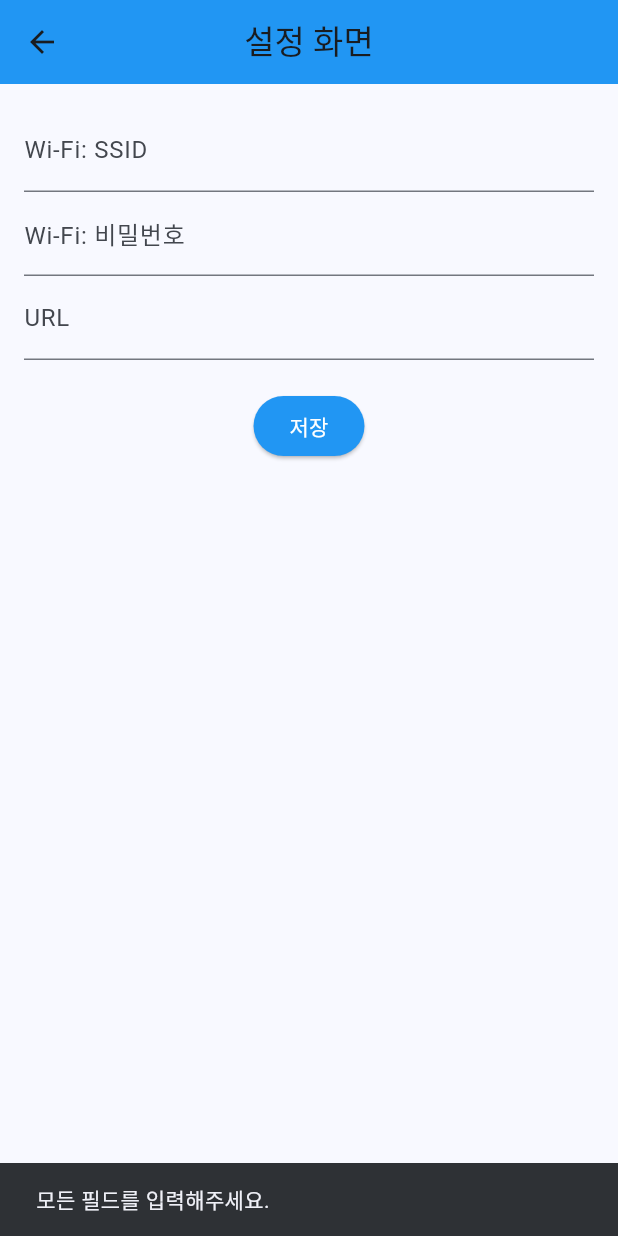
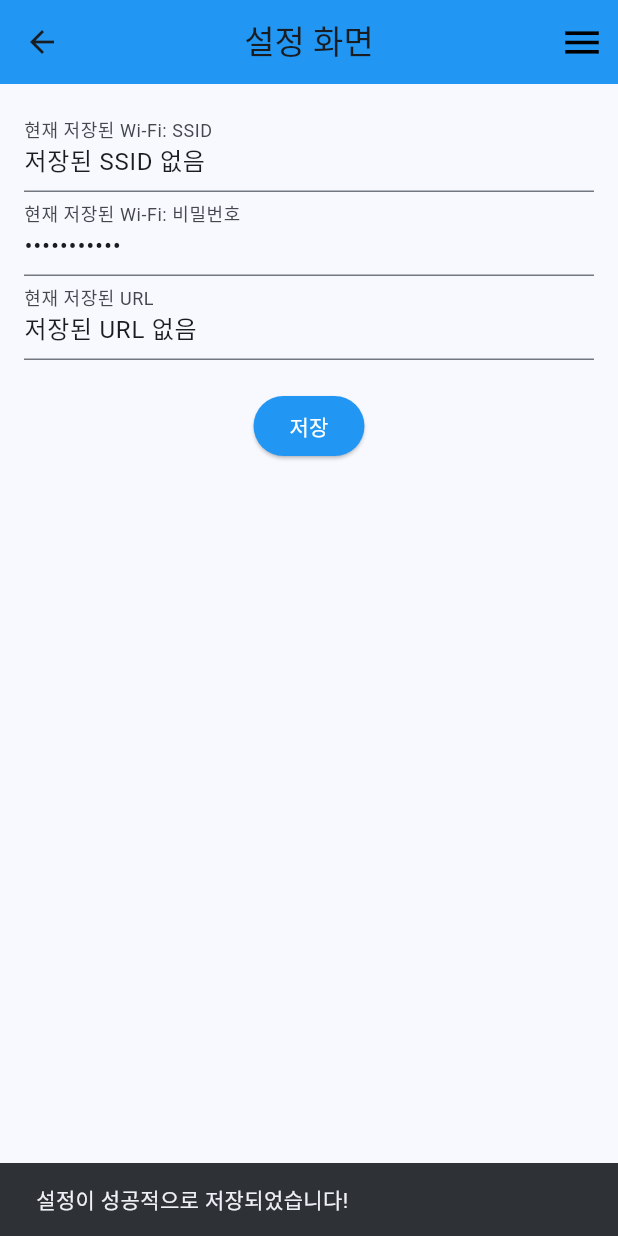
Before and after one commit to atozsystem/farmsonic_system, a Flutter app: the SettingScreen screen opened directly, after a tap on "저장", on a phone screen of 412 x 824 dp. Run offline on Flutter 3.47's test engine with Material 3 defaults, Android fonts, the phone set to English and light mode, and no system bars; our stand-ins replace get, shared_preferences; missing offline and left inert: flutter_inappwebview, wifi_iot; accounts and stored records are empty.

```diff
--- a/lib/view/connect_device.dart
+++ b/lib/view/connect_device.dart
@@ -4,7 +4,6 @@ import 'package:flutter/material.dart';
 import 'package:flutter/services.dart';
 import 'package:get/get.dart';
 import 'package:wifi_iot/wifi_iot.dart';
-
 import 'in_app_web_view_screen.dart';
 
 class ConnectDeviceScreen extends StatefulWidget {
@@ -46,7 +45,7 @@ class _ConnectDeviceScreenState extends State<ConnectDeviceScreen> {
 
   Future<void> _connectToWifi(String ssid) async {
     try {
-      _showSnackbarMessage("연결 중입니다..."); // 연결 중 Snackbar 메시지 표시
+      _showSnackbarMessage("연결 중입니다...");
 
       if (ssid == "FARM_AP") {
         bool isConnected = await WiFiForIoTPlugin.connect(
@@ -59,26 +58,26 @@ class _ConnectDeviceScreenState extends State<ConnectDeviceScreen> {
 
         if (isConnected) {
           print("연결 성공: $ssid");
-          _showSnackbarMessage("Wi-Fi 연결 성공!"); // 연결 성공 Snackbar 메시지 표시
-          _launchInAppBrowser('http://192.168.0.1');  // 인앱 브라우저로 열기
+          _showSnackbarMessage("연결 성공!");
+          _launchInAppBrowser('http://192.168.0.1');
         } else {
           print("연결 실패");
-          _showReconnectDialog(ssid); // 연결 실패 시 재연결 여부 묻는 다이얼로그 표시
+          _showReconnectDialog(ssid);
         }
       } else {
         bool isConnected = await WiFiForIoTPlugin.connect(ssid,
             joinOnce: true, withInternet: true);
         if (isConnected) {
           print("연결 성공: $ssid");
-          _showSnackbarMessage("연결 성공!"); // 연결 성공 Snackbar 메시지 표시
+          _showSnackbarMessage("연결 성공!");
         } else {
           print("연결 실패");
-          _showReconnectDialog(ssid); // 연결 실패 시 재연결 여부 묻는 다이얼로그 표시
+          _showReconnectDialog(ssid);
         }
       }
     } catch (e) {
       print("연결 중 오류 발생: $e");
-      _showReconnectDialog(ssid); // 오류 발생 시에도 재연결 여부 묻는 다이얼로그 표시
+      _showReconnectDialog(ssid);
     }
   }
 
@@ -88,7 +87,7 @@ class _ConnectDeviceScreenState extends State<ConnectDeviceScreen> {
       builder: (BuildContext context) {
         return AlertDialog(
           title: const Text("연결 실패"),
-          content: const Text("연결에 실패했습니다. 다시 시도하시겠습니까?"),
+          content: const Text("연결에 실패했습니다. \n다시 시도하시겠습니까?"),
           actions: <Widget>[
             TextButton(
               child: const Text("아니오"),
@@ -100,7 +99,7 @@ class _ConnectDeviceScreenState extends State<ConnectDeviceScreen> {
               child: const Text("예"),
               onPressed: () {
                 Navigator.of(context).pop();
-                _connectToWifi(ssid); // 재연결 시도
+                _connectToWifi(ssid);
               },
             ),
           ],
@@ -156,7 +155,12 @@ class _ConnectDeviceScreenState extends State<ConnectDeviceScreen> {
 
   @override
   Widget build(BuildContext context) {
-    return Scaffold(
+    return WillPopScope(  // 뒤로 가기 버튼 비활성화
+      onWillPop: () async {
+        // false를 반환하면 뒤로 가기 버튼을 막음
+        return false;
+      },
+      child: Scaffold(
         key: _scaffoldKey,
         appBar: AppBar(
           backgroundColor: Colors.blue,
@@ -271,6 +275,7 @@ class _ConnectDeviceScreenState extends State<ConnectDeviceScreen> {
             ],
           ),
         ),
+      ),
     );
   }
 }
--- a/lib/view/setting.dart
+++ b/lib/view/setting.dart
@@ -1,5 +1,6 @@
 import 'package:flutter/material.dart';
 import 'package:shared_preferences/shared_preferences.dart';
+import 'package:get/get.dart';  // Get 패키지를 사용하기 위해 추가
 
 class SettingScreen extends StatefulWidget {
   const SettingScreen({super.key});
@@ -12,17 +13,15 @@ class _SettingScreenState extends State<SettingScreen> {
   final TextEditingController _ssidController = TextEditingController();
   final TextEditingController _passwordController = TextEditingController();
   final TextEditingController _urlController = TextEditingController();
+  final GlobalKey<ScaffoldState> _scaffoldKey = GlobalKey<ScaffoldState>(); // Scaffold Key 추가
 
-  bool _isLoading = false;  // 로딩 상태 관리
+  bool _isLoading = false; // 로딩 상태 관리
 
   // 공백 오류 검증 함수
   bool _isInputValid() {
-    if (_ssidController.text.isEmpty ||
-        _passwordController.text.isEmpty ||
-        _urlController.text.isEmpty) {
-      return false;
-    }
-    return true;
+    return _ssidController.text.isNotEmpty &&
+        _passwordController.text.isNotEmpty &&
+        _urlController.text.isNotEmpty;
   }
 
   // 데이터를 로컬에 저장하는 함수
@@ -69,25 +68,62 @@ class _SettingScreenState extends State<SettingScreen> {
   Future<void> _loadSettings() async {
     SharedPreferences prefs = await SharedPreferences.getInstance();
     setState(() {
-      _ssidController.text = prefs.getString('wifi_ssid') ?? '';
-      _passwordController.text = prefs.getString('wifi_password') ?? '';
-      _urlController.text = prefs.getString('url') ?? '';
+      _ssidController.text = prefs.getString('wifi_ssid') ?? '저장된 SSID 없음';
+      _passwordController.text = prefs.getString('wifi_password') ?? '저장된 비밀번호 없음';
+      _urlController.text = prefs.getString('url') ?? '저장된 URL 없음';
     });
   }
 
   @override
   void initState() {
     super.initState();
-    _loadSettings();  // 화면 로드시 저장된 설정을 불러오기
+    _loadSettings(); // 화면 로드시 저장된 설정을 불러오기
+  }
+
+  // 앱 종료 확인 대화상자
+  void _showExitDialog() {
+    showDialog(
+      context: context,
+      builder: (BuildContext context) {
+        return AlertDialog(
+          title: const Text('종료 확인'),
+          content: const Text('앱을 종료하시겠습니까?'),
+          actions: <Widget>[
+            TextButton(
+              onPressed: () {
+                Navigator.of(context).pop(); // 대화상자 닫기
+              },
+              child: const Text('취소'),
+            ),
+            TextButton(
+              onPressed: () {
+                Navigator.of(context).pop(); // 대화상자 닫기
+                Get.back(); // 앱 종료
+              },
+              child: const Text('종료'),
+            ),
+          ],
+        );
+      },
+    );
   }
 
   @override
   Widget build(BuildContext context) {
     return Scaffold(
+      key: _scaffoldKey, // Scaffold Key 설정
       appBar: AppBar(
         backgroundColor: Colors.blue,
         title: const Text('설정 화면'),
         centerTitle: true,
+        actions: [
+          IconButton(
+            icon: const Icon(Icons.menu, size: 30, color: Colors.black), // 메뉴 아이콘 블랙으로 설정
+            onPressed: () {
+              _scaffoldKey.currentState?.openEndDrawer(); // endDrawer 열기
+            },
+          ),
+        ],
       ),
       body: Padding(
         padding: const EdgeInsets.all(16.0),
@@ -95,22 +131,22 @@ class _SettingScreenState extends State<SettingScreen> {
           children: [
             TextField(
               controller: _ssidController,
-              decoration: const InputDecoration(labelText: 'Wi-Fi: SSID'),
+              decoration: const InputDecoration(labelText: '현재 저장된 Wi-Fi: SSID'),
             ),
             TextField(
               controller: _passwordController,
-              decoration: const InputDecoration(labelText: 'Wi-Fi: 비밀번호'),
-              obscureText: true,  // 비밀번호 필드 숨김 처리
+              decoration: const InputDecoration(labelText: '현재 저장된 Wi-Fi: 비밀번호'),
+              obscureText: true, // 비밀번호 필드 숨김 처리
             ),
             TextField(
               controller: _urlController,
-              decoration: const InputDecoration(labelText: 'URL'),
+              decoration: const InputDecoration(labelText: '현재 저장된 URL'),
             ),
             const SizedBox(height: 20),
             _isLoading
-                ? const CircularProgressIndicator()  // 로딩 상태 표시
+                ? const CircularProgressIndicator() // 로딩 상태 표시
                 : ElevatedButton(
-              onPressed: _saveSettings,  // 연결 대신 저장 기능
+              onPressed: _saveSettings, // 저장 기능
               child: const Text('저장'),
               style: ElevatedButton.styleFrom(
                 backgroundColor: Colors.blue,
@@ -120,6 +156,41 @@ class _SettingScreenState extends State<SettingScreen> {
           ],
         ),
       ),
+      endDrawer: Drawer(
+        child: ListView(
+          padding: EdgeInsets.zero,
+          children: <Widget>[
+            const DrawerHeader(
+              decoration: BoxDecoration(
+                color: Colors.blue,
+              ),
+              child: Text(
+                '메뉴',
+                style: TextStyle(
+                  color: Colors.white,
+                  fontSize: 25,
+                ),
+              ),
+            ),
+            ListTile(
+              leading: const Icon(Icons.settings),
+              title: const Text('설정'),
+              onTap: () {
+                Navigator.pop(context); // Drawer 닫기
+                Get.to(() => const SettingScreen()); // 설정 화면으로 이동
+              },
+            ),
+            ListTile(
+              leading: const Icon(Icons.exit_to_app),
+              title: const Text('종료'),
+              onTap: () {
+                Navigator.pop(context); // Drawer 닫기
+                _showExitDialog(); // 앱 종료 대화상자 표시
+              },
+            ),
+          ],
+        ),
+      ),
     );
   }
 }
```
Also changed, not shown: lib/view/in_app_web_view_screen.dart (+111 -2 lines). Lines whose indentation alone changed are shown as unchanged.
